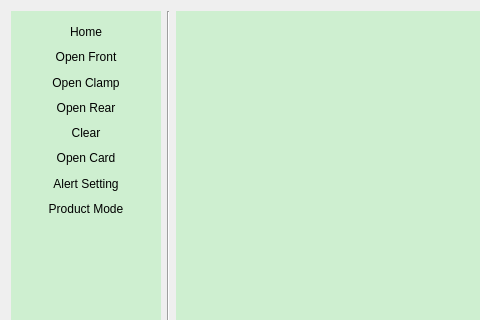
Old version of the form multiinterface.ui in the repository wwlzq5/MultiInterface; both pictures show x 0 to 480 and y 0 to 320 of the 1124 by 707 pixel window.
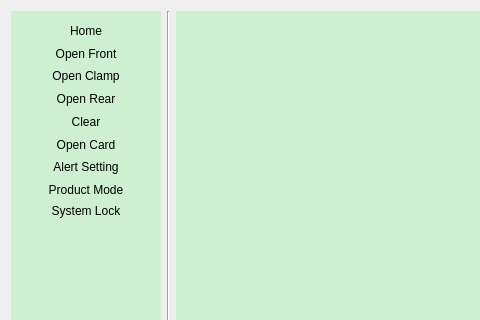
New version of the form.

Diff of the .ui file:
```diff
--- a/multiinterface.ui
+++ b/multiinterface.ui
@@ -177,6 +177,13 @@
          </property>
         </widget>
        </item>
+       <item>
+        <widget class="QPushButton" name="pushButton_lock">
+         <property name="text">
+          <string>System Lock</string>
+         </property>
+        </widget>
+       </item>
        <item>
         <spacer name="verticalSpacer">
          <property name="orientation">
```
